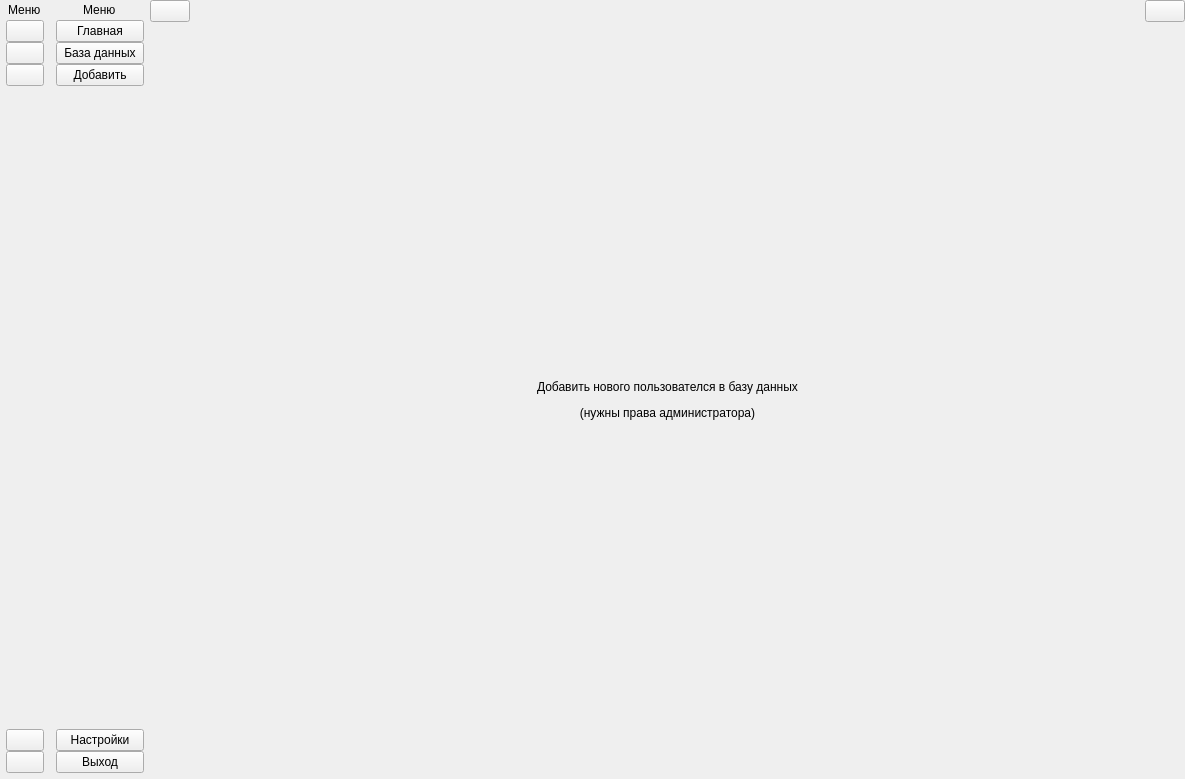
Old version of the form assets/ui/app.ui in the repository Bavalionprolate/face-look.
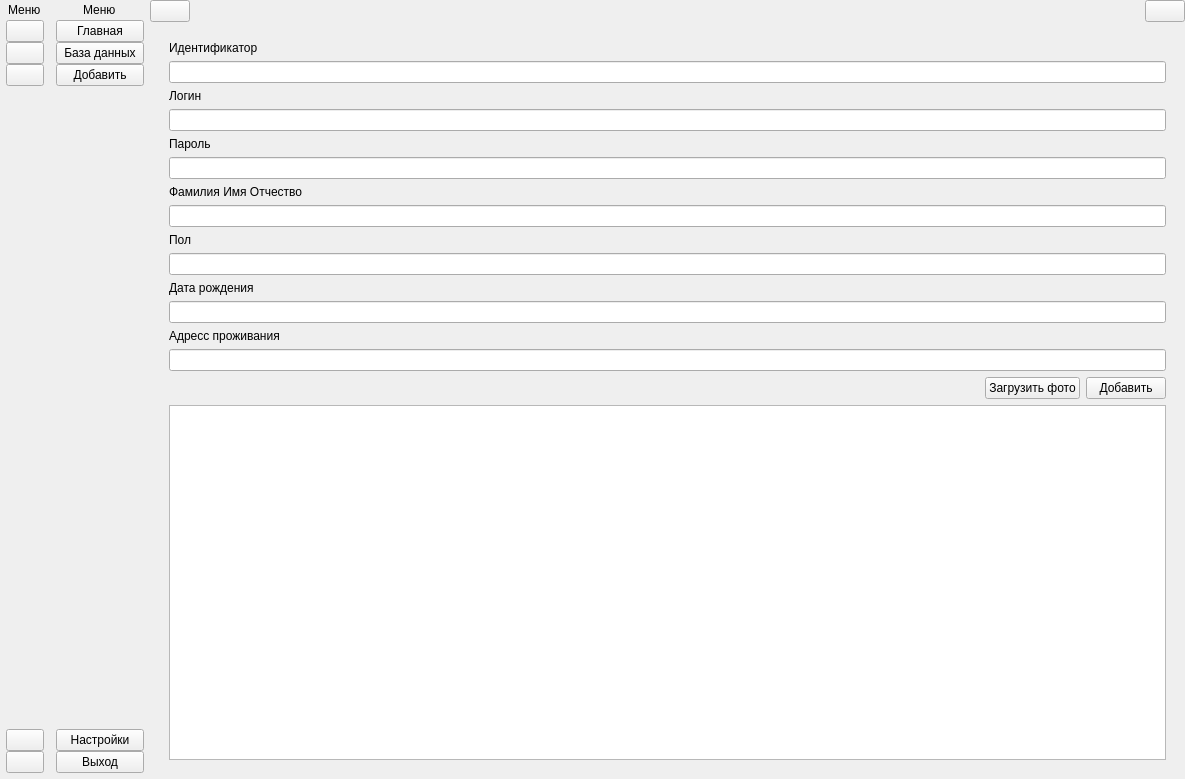
New version of the form. The open tabs and pages were chosen to show the change. Icons and pictures are not drawn.

The edit to the form file:
```diff
--- a/assets/ui/app.ui
+++ b/assets/ui/app.ui
@@ -806,14 +806,165 @@
             </widget>
             <widget class="QWidget" name="add_personal_page">
              <layout class="QGridLayout" name="gridLayout_4">
+              <property name="leftMargin">
+               <number>10</number>
+              </property>
+              <property name="topMargin">
+               <number>10</number>
+              </property>
+              <property name="rightMargin">
+               <number>10</number>
+              </property>
+              <property name="bottomMargin">
+               <number>10</number>
+              </property>
+              <property name="horizontalSpacing">
+               <number>0</number>
+              </property>
               <item row="0" column="0">
-               <widget class="QLabel" name="label_5">
-                <property name="text">
-                 <string>&lt;html&gt;&lt;head/&gt;&lt;body&gt;&lt;p align=&quot;center&quot;&gt;Добавить нового пользователся в базу данных&lt;/p&gt;&lt;p align=&quot;center&quot;&gt;(нужны права администратора)&lt;/p&gt;&lt;/body&gt;&lt;/html&gt;</string>
-                </property>
-                <property name="alignment">
-                 <set>Qt::AlignCenter</set>
-                </property>
+               <widget class="QWidget" name="widget_8" native="true">
+                <layout class="QGridLayout" name="gridLayout_11">
+                 <item row="1" column="0">
+                  <widget class="QTableWidget" name="tableWidget_2"/>
+                 </item>
+                 <item row="0" column="0">
+                  <layout class="QVBoxLayout" name="verticalLayout_32">
+                   <item>
+                    <layout class="QVBoxLayout" name="verticalLayout_31">
+                     <item>
+                      <layout class="QVBoxLayout" name="verticalLayout_24">
+                       <item>
+                        <widget class="QLabel" name="label_4">
+                         <property name="text">
+                          <string>Идентификатор</string>
+                         </property>
+                        </widget>
+                       </item>
+                       <item>
+                        <widget class="QLineEdit" name="lineEdit_2"/>
+                       </item>
+                      </layout>
+                     </item>
+                     <item>
+                      <layout class="QVBoxLayout" name="verticalLayout_25">
+                       <item>
+                        <widget class="QLabel" name="label_5">
+                         <property name="text">
+                          <string>Логин</string>
+                         </property>
+                        </widget>
+                       </item>
+                       <item>
+                        <widget class="QLineEdit" name="lineEdit_3"/>
+                       </item>
+                      </layout>
+                     </item>
+                     <item>
+                      <layout class="QVBoxLayout" name="verticalLayout_26">
+                       <item>
+                        <widget class="QLabel" name="label_23">
+                         <property name="text">
+                          <string>Пароль</string>
+                         </property>
+                        </widget>
+                       </item>
+                       <item>
+                        <widget class="QLineEdit" name="lineEdit_4"/>
+                       </item>
+                      </layout>
+                     </item>
+                     <item>
+                      <layout class="QVBoxLayout" name="verticalLayout_29">
+                       <item>
+                        <widget class="QLabel" name="label_26">
+                         <property name="text">
+                          <string>Фамилия Имя Отчество</string>
+                         </property>
+                        </widget>
+                       </item>
+                       <item>
+                        <widget class="QLineEdit" name="lineEdit_7"/>
+                       </item>
+                      </layout>
+                     </item>
+                     <item>
+                      <layout class="QVBoxLayout" name="verticalLayout_27">
+                       <item>
+                        <widget class="QLabel" name="label_24">
+                         <property name="text">
+                          <string>Пол</string>
+                         </property>
+                        </widget>
+                       </item>
+                       <item>
+                        <widget class="QLineEdit" name="lineEdit_5"/>
+                       </item>
+                      </layout>
+                     </item>
+                     <item>
+                      <layout class="QVBoxLayout" name="verticalLayout_30">
+                       <item>
+                        <widget class="QLabel" name="label_27">
+                         <property name="text">
+                          <string>Дата рождения</string>
+                         </property>
+                        </widget>
+                       </item>
+                       <item>
+                        <widget class="QLineEdit" name="lineEdit_8"/>
+                       </item>
+                      </layout>
+                     </item>
+                     <item>
+                      <layout class="QVBoxLayout" name="verticalLayout_28">
+                       <item>
+                        <widget class="QLabel" name="label_25">
+                         <property name="text">
+                          <string>Адресс проживания</string>
+                         </property>
+                        </widget>
+                       </item>
+                       <item>
+                        <widget class="QLineEdit" name="lineEdit_6"/>
+                       </item>
+                      </layout>
+                     </item>
+                    </layout>
+                   </item>
+                   <item>
+                    <layout class="QHBoxLayout" name="horizontalLayout_8">
+                     <item>
+                      <spacer name="horizontalSpacer_9">
+                       <property name="orientation">
+                        <enum>Qt::Horizontal</enum>
+                       </property>
+                       <property name="sizeHint" stdset="0">
+                        <size>
+                         <width>40</width>
+                         <height>20</height>
+                        </size>
+                       </property>
+                      </spacer>
+                     </item>
+                     <item>
+                      <widget class="QPushButton" name="pushButton_6">
+                       <property name="text">
+                        <string>Загрузить фото</string>
+                       </property>
+                      </widget>
+                     </item>
+                     <item>
+                      <widget class="QPushButton" name="pushButton">
+                       <property name="text">
+                        <string>Добавить</string>
+                       </property>
+                      </widget>
+                     </item>
+                    </layout>
+                   </item>
+                  </layout>
+                 </item>
+                </layout>
                </widget>
               </item>
              </layout>
```
Left out of the diff: 65 changed lines with no effect on the pictures.
